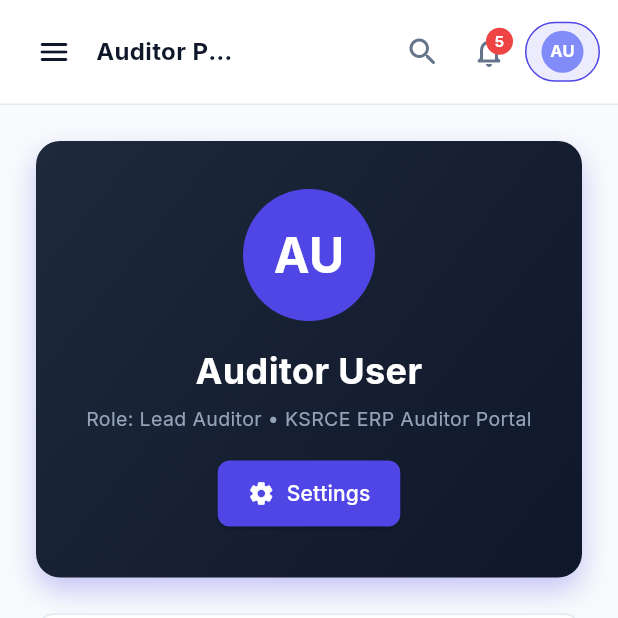
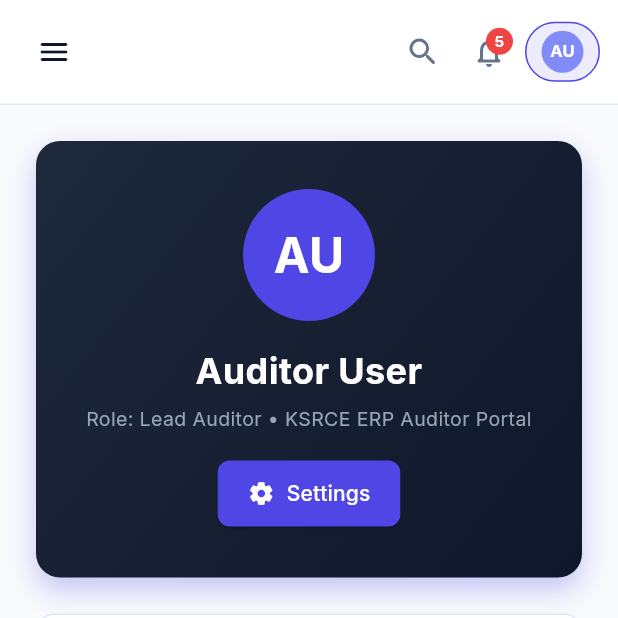
Before and after one commit to dharanya011/auditor-module, a Flutter app: the screen it shows after launch, after a tap on the "menu" icon, after a tap on the "search" icon, after a tap on "AU", on a phone screen of 412 x 824 dp, the top half of it. Run offline on Flutter 3.47's test engine with Material 3 defaults, Android fonts, the phone set to English and light mode, and no system bars; our stand-ins replace fl_chart, google_fonts.

Commit message:
fix: remove truncated mobile top header page title and enclose KPI comparison text completely inside card boundaries

```diff
--- a/lib/views/dashboard_view.dart
+++ b/lib/views/dashboard_view.dart
@@ -176,8 +176,8 @@ class DashboardView extends StatelessWidget {
             final count = constraints.maxWidth > 1200 ? 6 : (constraints.maxWidth > 700 ? 3 : (constraints.maxWidth > 380 ? 2 : 1));
             final double cellWidth = (constraints.maxWidth - (count - 1) * 16) / count;
             final double aspectRatio = count == 6
-                ? (cellWidth / 125)
-                : (count == 3 ? cellWidth / 115 : (count == 2 ? cellWidth / 115 : cellWidth / 95));
+                ? (cellWidth / 128)
+                : (count == 3 ? cellWidth / 120 : (count == 2 ? cellWidth / 118 : cellWidth / 100));
             return GridView.builder(
               shrinkWrap: true,
               physics: const NeverScrollableScrollPhysics(),
--- a/lib/widgets/header.dart
+++ b/lib/widgets/header.dart
@@ -38,7 +38,8 @@ class Header extends StatelessWidget {
             const SizedBox(width: 4),
           ],
 
-          // View title & welcome subtitle
+          // View title & welcome subtitle (Desktop & Laptop only; omitted on mobile to prevent title truncation)
+          if (!isMobile)
             Flexible(
               child: Align(
                 alignment: Alignment.centerLeft,
@@ -48,15 +49,14 @@ class Header extends StatelessWidget {
                   children: [
                     Text(
                       state.activeModule,
-                    style: TextStyle(
+                      style: const TextStyle(
                         color: AppColors.textPrimary,
-                      fontSize: isMobile ? 16 : 20,
+                        fontSize: 20,
                         fontWeight: FontWeight.bold,
                       ),
                       maxLines: 1,
                       overflow: TextOverflow.ellipsis,
                     ),
-                  if (!isMobile) ...[
                     const SizedBox(height: 2),
                     const Text(
                       'Welcome back, Auditor',
@@ -65,7 +65,6 @@ class Header extends StatelessWidget {
                         fontSize: 12,
                       ),
                     ),
-                  ],
                   ],
                 ),
               ),
--- a/lib/widgets/kpi_card.dart
+++ b/lib/widgets/kpi_card.dart
@@ -85,9 +85,9 @@ class KPICard extends StatelessWidget {
                   ),
                 ),
                 const SizedBox(height: 4),
-                Row(
-                  children: [
-                    Expanded(
+                FittedBox(
+                  fit: BoxFit.scaleDown,
+                  alignment: Alignment.centerLeft,
                   child: Text(
                     kpi.change,
                     style: TextStyle(
@@ -95,11 +95,7 @@ class KPICard extends StatelessWidget {
                       fontSize: 10,
                       fontWeight: FontWeight.w600,
                     ),
-                        maxLines: 1,
-                        overflow: TextOverflow.ellipsis,
                   ),
-                    ),
-                  ],
                 ),
               ],
             ),
```
Also changed, not shown: 2 other files. Lines whose indentation alone changed are shown as unchanged.
